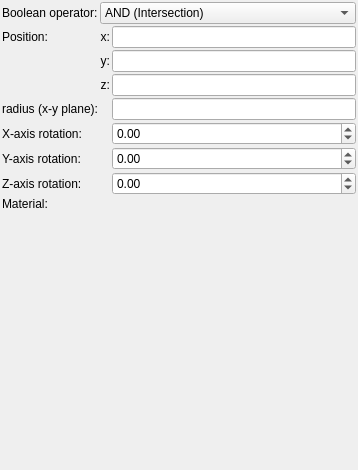
Before: the Qt Designer form mandelbulber2/formula/ui/primitive_circle.ui in buddhi1980/mandelbulber2, drawn with Qt 5.
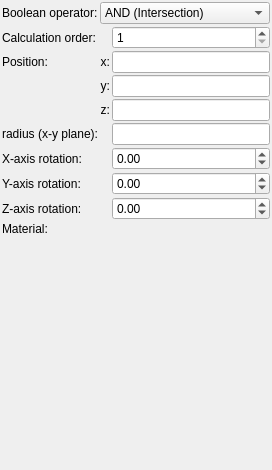
After: the same form once the commit is applied. Custom widgets are drawn as their Qt base class.

Commit message: Added caclucation order parameter for booleans. Increased speed of loading thumbnals by disablind CalculateDistanceFrompoint when it is not needed

```diff
--- a/mandelbulber2/formula/ui/primitive_circle.ui
+++ b/mandelbulber2/formula/ui/primitive_circle.ui
@@ -6,7 +6,7 @@
    <rect>
     <x>0</x>
     <y>0</y>
-    <width>358</width>
+    <width>272</width>
     <height>470</height>
    </rect>
   </property>
@@ -34,14 +34,7 @@
      <property name="spacing">
       <number>2</number>
      </property>
-     <item row="1" column="0">
-      <widget class="QLabel" name="label_10">
-       <property name="text">
-        <string>Position:</string>
-       </property>
-      </widget>
-     </item>
-     <item row="3" column="2">
+     <item row="4" column="2">
       <widget class="MyLineEdit" name="vect3_position_z">
        <property name="sizePolicy">
         <sizepolicy hsizetype="Expanding" vsizetype="Maximum">
@@ -52,6 +45,44 @@
       </widget>
      </item>
      <item row="2" column="2">
+      <widget class="MyLineEdit" name="vect3_position_x">
+       <property name="sizePolicy">
+        <sizepolicy hsizetype="Expanding" vsizetype="Maximum">
+         <horstretch>0</horstretch>
+         <verstretch>0</verstretch>
+        </sizepolicy>
+       </property>
+      </widget>
+     </item>
+     <item row="7" column="2">
+      <widget class="MyDoubleSpinBox" name="spinboxd3_rotation_y">
+       <property name="sizePolicy">
+        <sizepolicy hsizetype="Minimum" vsizetype="Maximum">
+         <horstretch>0</horstretch>
+         <verstretch>0</verstretch>
+        </sizepolicy>
+       </property>
+       <property name="prefix">
+        <string/>
+       </property>
+       <property name="suffix">
+        <string/>
+       </property>
+       <property name="decimals">
+        <number>2</number>
+       </property>
+       <property name="minimum">
+        <double>-36000.000000000000000</double>
+       </property>
+       <property name="maximum">
+        <double>36000.000000000000000</double>
+       </property>
+       <property name="singleStep">
+        <double>0.100000000000000</double>
+       </property>
+      </widget>
+     </item>
+     <item row="3" column="2">
       <widget class="MyLineEdit" name="vect3_position_y">
        <property name="sizePolicy">
         <sizepolicy hsizetype="Expanding" vsizetype="Maximum">
@@ -61,7 +92,7 @@
        </property>
       </widget>
      </item>
-     <item row="3" column="1">
+     <item row="4" column="1">
       <widget class="QLabel" name="label_13">
        <property name="text">
         <string>z:</string>
@@ -71,49 +102,28 @@
        </property>
       </widget>
      </item>
-     <item row="6" column="2">
-      <widget class="MyDoubleSpinBox" name="spinboxd3_rotation_y">
-       <property name="sizePolicy">
-        <sizepolicy hsizetype="Minimum" vsizetype="Maximum">
-         <horstretch>0</horstretch>
-         <verstretch>0</verstretch>
-        </sizepolicy>
-       </property>
-       <property name="prefix">
-        <string/>
-       </property>
-       <property name="suffix">
-        <string/>
-       </property>
-       <property name="decimals">
-        <number>2</number>
-       </property>
-       <property name="minimum">
-        <double>-36000.000000000000000</double>
-       </property>
-       <property name="maximum">
-        <double>36000.000000000000000</double>
-       </property>
-       <property name="singleStep">
-        <double>0.100000000000000</double>
+     <item row="2" column="0">
+      <widget class="QLabel" name="label_10">
+       <property name="text">
+        <string>Position:</string>
        </property>
       </widget>
      </item>
-     <item row="6" column="0">
+     <item row="7" column="0">
       <widget class="QLabel" name="label_9">
        <property name="text">
         <string>Y-axis rotation:</string>
        </property>
       </widget>
      </item>
-     <item row="8" column="0">
+     <item row="9" column="0">
       <widget class="QLabel" name="label_19">
        <property name="text">
         <string>Material:</string>
        </property>
       </widget>
      </item>
-     <item row="5" column="2">
+     <item row="6" column="2">
       <widget class="MyDoubleSpinBox" name="spinboxd3_rotation_x">
        <property name="sizePolicy">
         <sizepolicy hsizetype="Minimum" vsizetype="Maximum">
@@ -141,17 +151,17 @@
        </property>
       </widget>
      </item>
-     <item row="1" column="2">
-      <widget class="MyLineEdit" name="vect3_position_x">
-       <property name="sizePolicy">
-        <sizepolicy hsizetype="Expanding" vsizetype="Maximum">
-         <horstretch>0</horstretch>
-         <verstretch>0</verstretch>
-        </sizepolicy>
+     <item row="1" column="0">
+      <widget class="QLabel" name="label_21">
+       <property name="text">
+        <string>Calculation order:</string>
+       </property>
+       <property name="wordWrap">
+        <bool>true</bool>
        </property>
       </widget>
      </item>
-     <item row="7" column="2">
+     <item row="8" column="2">
       <widget class="MyDoubleSpinBox" name="spinboxd3_rotation_z">
        <property name="sizePolicy">
         <sizepolicy hsizetype="Minimum" vsizetype="Maximum">
@@ -179,7 +189,7 @@
        </property>
       </widget>
      </item>
-     <item row="1" column="1">
+     <item row="2" column="1">
       <widget class="QLabel" name="label_11">
        <property name="text">
         <string>x:</string>
@@ -189,21 +199,21 @@
        </property>
       </widget>
      </item>
-     <item row="7" column="0">
+     <item row="8" column="0">
       <widget class="QLabel" name="label_15">
        <property name="text">
         <string>Z-axis rotation:</string>
        </property>
       </widget>
      </item>
-     <item row="5" column="0">
+     <item row="6" column="0">
       <widget class="QLabel" name="label_8">
        <property name="text">
         <string>X-axis rotation:</string>
        </property>
       </widget>
      </item>
-     <item row="4" column="2">
+     <item row="5" column="2">
       <widget class="MyLineEdit" name="logedit_radius">
        <property name="sizePolicy">
         <sizepolicy hsizetype="Expanding" vsizetype="Maximum">
@@ -213,7 +223,7 @@
        </property>
       </widget>
      </item>
-     <item row="4" column="0">
+     <item row="5" column="0">
       <widget class="QLabel" name="label_14">
        <property name="text">
         <string>radius (x-y plane):</string>
@@ -223,7 +233,7 @@
        </property>
       </widget>
      </item>
-     <item row="2" column="1">
+     <item row="3" column="1">
       <widget class="QLabel" name="label_12">
        <property name="text">
         <string>y:</string>
@@ -233,7 +243,7 @@
        </property>
       </widget>
      </item>
-     <item row="8" column="1" colspan="2">
+     <item row="9" column="1" colspan="2">
       <widget class="cMaterialSelector" name="materialselector_material_id" native="true">
        <property name="sizePolicy">
         <sizepolicy hsizetype="Preferred" vsizetype="Minimum">
@@ -286,6 +296,25 @@
        </item>
       </widget>
      </item>
+     <item row="1" column="2">
+      <widget class="MySpinBox" name="spinboxInt_calculation_order">
+       <property name="sizePolicy">
+        <sizepolicy hsizetype="Minimum" vsizetype="Maximum">
+         <horstretch>0</horstretch>
+         <verstretch>0</verstretch>
+        </sizepolicy>
+       </property>
+       <property name="toolTip">
+        <string>&lt;html&gt;&lt;head/&gt;&lt;body&gt;&lt;p&gt;Order of calculation boolean operators. Object with lower number will be calculated first.&lt;/p&gt;&lt;/body&gt;&lt;/html&gt;</string>
+       </property>
+       <property name="minimum">
+        <number>1</number>
+       </property>
+       <property name="maximum">
+        <number>9999</number>
+       </property>
+      </widget>
+     </item>
     </layout>
    </item>
    <item>
@@ -325,6 +354,11 @@
    <extends>QComboBox</extends>
    <header>my_combo_box.h</header>
   </customwidget>
+  <customwidget>
+   <class>MySpinBox</class>
+   <extends>QSpinBox</extends>
+   <header>my_spin_box.h</header>
+  </customwidget>
  </customwidgets>
  <tabstops>
   <tabstop>vect3_position_x</tabstop>
```
Left out of the diff: 3 changed lines with no effect on the pictures. The commit also changes 13 other files.
